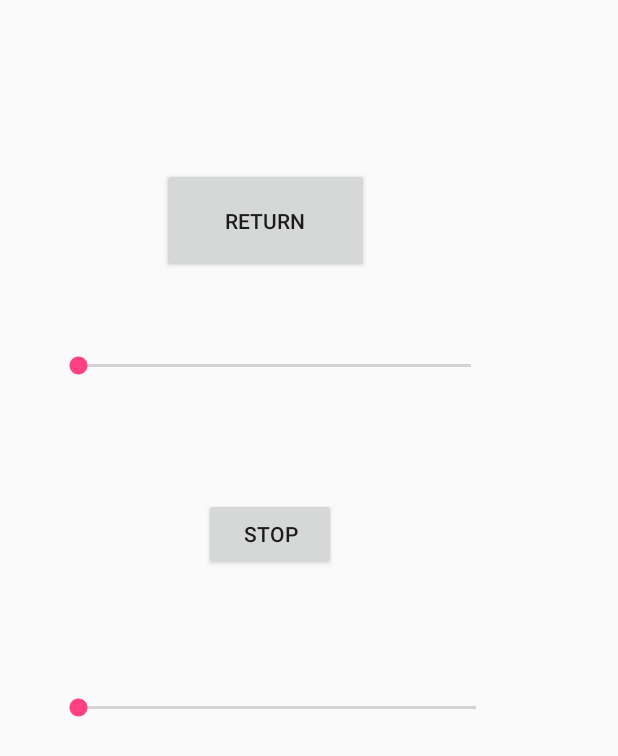
After one commit to qscweawerg/ToDoList_with_Database, an Android app: the MainActivity2 screen opened directly, with no data from a screen before it, on a phone screen of 412 x 824 dp. The commit adds this screen. Shown: the top 756 px of the screen. Run offline under Robolectric (Android 15) with nearby library versions, the phone set to English and light mode, and no system bars; 7 statements that could not run were skipped.

Commit message:
add mediaplayer

```diff
--- a/app/src/main/AndroidManifest.xml
+++ b/app/src/main/AndroidManifest.xml
@@ -16,6 +16,8 @@
                 <category android:name="android.intent.category.LAUNCHER" />
             </intent-filter>
         </activity>
+        <activity android:name=".MainActivity2"></activity>
+        <service android:name=".MyService" ></service>
     </application>
 
 </manifest>
--- /dev/null
+++ b/app/src/main/java/com/example/oaob/myapplication/MainActivity2.java
@@ -0,0 +1,186 @@
+package com.example.oaob.myapplication;
+
+import android.annotation.SuppressLint;
+import android.content.ComponentName;
+import android.content.Context;
+import android.content.Intent;
+import android.content.ServiceConnection;
+import android.os.Handler;
+import android.os.IBinder;
+import android.os.Message;
+import android.support.v7.app.AppCompatActivity;
+import android.os.Bundle;
+import android.view.View;
+import android.widget.Button;
+import android.widget.SeekBar;
+import android.widget.TextView;
+import android.widget.Toast;
+
+import java.util.Timer;
+import java.util.TimerTask;
+
+public class MainActivity2 extends AppCompatActivity
+{
+    TextView locate_time;
+    TextView end_time;
+    TextView title_name;
+    Button play_button;
+    Button return_button;
+    SeekBar time_bar;
+    SeekBar volume_bar;
+    int totaltime;
+    ServiceConnection mSc;
+    MyService myService;
+    Timer timer = new Timer(true);
+
+
+    @SuppressLint("SetTextI18n")
+    @Override
+    protected void onCreate(Bundle savedInstanceState)
+    {
+        super.onCreate(savedInstanceState);
+        setContentView(R.layout.activity_main2);
+
+        locate_time = (TextView)findViewById(R.id.locate_time);
+        end_time = (TextView)findViewById(R.id.end_time);
+        play_button = (Button)findViewById(R.id.play_button);
+        time_bar = (SeekBar)findViewById(R.id.time_bar);
+        volume_bar = (SeekBar)findViewById(R.id.volume_bar);
+        return_button = (Button)findViewById(R.id.button2);
+        title_name = (TextView)findViewById(R.id.textView);
+
+        mSc = new ServiceConnection()
+        {
+            @Override
+            public void onServiceConnected(ComponentName name, IBinder service) {
+                final MyService ss = ((MyService.LocalBinder) service).getService();
+                myService = ss;
+                if (!ss.mediaPlayer.isPlaying())
+                {
+                    play_button.setText("Play");
+                }
+                else
+                {
+                    play_button.setText("Stop");
+                }
+                totaltime = ss.mediaPlayer.getDuration();
+                time_bar.setMax(totaltime);
+                time_bar.setProgress(ss.mediaPlayer.getCurrentPosition());
+                title_name.setText(ss.title);
+                locate_time.setText(createTimeString(ss.mediaPlayer.getCurrentPosition()));
+                end_time.setText(createTimeString(totaltime - ss.mediaPlayer.getCurrentPosition()));
+
+                play_button.setOnClickListener(new View.OnClickListener() {
+                    @Override
+                    public void onClick(View view) {
+                        if (ss.mediaPlayer.isPlaying()) {
+                            ss.mediaPlayer.pause();
+                            play_button.setText("Play");
+                        } else {
+                            ss.mediaPlayer.start();
+                            play_button.setText("Stop");
+                        }
+                        System.out.println("play_button_clicked");
+                    }
+                });
+
+                time_bar.setOnSeekBarChangeListener(new SeekBar.OnSeekBarChangeListener() {
+                    @Override
+                    public void onProgressChanged(SeekBar seekBar, int locate, boolean b) {
+                        if (b) {
+                            ss.mediaPlayer.seekTo(locate);
+                            time_bar.setProgress(locate);
+                        }
+                    }
+
+                    @Override
+                    public void onStartTrackingTouch(SeekBar seekBar) {
+
+                    }
+
+                    @Override
+                    public void onStopTrackingTouch(SeekBar seekBar) {
+
+                    }
+                });
+
+                volume_bar.setOnSeekBarChangeListener(new SeekBar.OnSeekBarChangeListener() {
+                    @Override
+                    public void onProgressChanged(SeekBar seekBar, int locate, boolean b) {
+                        float volumeNum = locate / 100f;
+                        ss.mediaPlayer.setVolume(volumeNum, volumeNum);
+                    }
+
+                    @Override
+                    public void onStartTrackingTouch(SeekBar seekBar) {
+
+                    }
+
+                    @Override
+                    public void onStopTrackingTouch(SeekBar seekBar) {
+
+                    }
+                });
+            }
+
+            @Override
+            public void onServiceDisconnected(ComponentName componentName)
+            {
+               unbindService(mSc);
+            }
+        };
+
+        return_button.setOnClickListener(new View.OnClickListener()
+        {
+            @Override
+            public void onClick(View view)
+            {
+                Intent intent = new Intent();
+                intent.setClass(MainActivity2.this, MainActivity.class);
+                startActivity(intent);
+            }
+        });
+
+        Intent serviceIntent = new Intent(this, MyService.class);
+        this.bindService(serviceIntent, mSc, Context.BIND_AUTO_CREATE);
+
+        @SuppressLint("HandlerLeak") final Handler handler = new Handler()
+        {
+            @Override
+            public void handleMessage(Message msg)
+            {
+                super.handleMessage(msg);
+                int msgId = msg.what;
+                locate_time.setText(createTimeString(msgId));
+                end_time.setText(createTimeString(totaltime - msgId));
+            }
+        };
+
+        timer.schedule(new TimerTask() {
+            @Override
+            public void run() {
+                Message message = new Message();
+                message.what = myService.mediaPlayer.getCurrentPosition();
+                handler.sendMessage(message);
+            }
+        }, 1000, 1000/* 表示1000毫秒之後，每隔1000毫秒執行一次 */);
+    }
+
+    public String createTimeString(int time)
+    {
+        String s = "";
+        int min = time / 1000 / 60;
+        int sec = time / 1000 % 60;
+        s += min + ":";
+        s = sec < 10 ? s + "0" + sec : s + sec;
+        return s;
+    }
+
+
+    @Override
+    public void onDestroy()
+    {
+        timer.cancel();
+        super.onDestroy();
+    }
+}
--- /dev/null
+++ b/app/src/main/res/layout/activity_main2.xml
@@ -0,0 +1,84 @@
+<?xml version="1.0" encoding="utf-8"?>
+<android.support.constraint.ConstraintLayout
+    xmlns:android="http://schemas.android.com/apk/res/android"
+    xmlns:tools="http://schemas.android.com/tools"
+    xmlns:app="http://schemas.android.com/apk/res-auto"
+    android:layout_width="match_parent"
+    android:layout_height="match_parent"
+    tools:context=".MainActivity">
+
+
+    <TextView
+        android:id="@+id/locate_time"
+        android:layout_width="wrap_content"
+        android:layout_height="wrap_content"
+        android:layout_marginLeft="36dp"
+        android:layout_marginStart="36dp"
+        android:layout_marginTop="256dp"
+        app:layout_constraintStart_toStartOf="parent"
+        app:layout_constraintTop_toTopOf="parent" />
+
+    <SeekBar
+        android:id="@+id/time_bar"
+        android:layout_width="294dp"
+        android:layout_height="31dp"
+        android:layout_marginLeft="36dp"
+        android:layout_marginStart="36dp"
+        android:layout_marginTop="228dp"
+        app:layout_constraintStart_toStartOf="parent"
+        app:layout_constraintTop_toTopOf="parent" />
+
+    <TextView
+        android:id="@+id/end_time"
+        android:layout_width="wrap_content"
+        android:layout_height="wrap_content"
+        android:layout_marginLeft="292dp"
+        android:layout_marginStart="292dp"
+        android:layout_marginTop="256dp"
+        app:layout_constraintStart_toStartOf="parent"
+        app:layout_constraintTop_toTopOf="parent" />
+
+    <SeekBar
+        android:id="@+id/volume_bar"
+        android:layout_width="297dp"
+        android:layout_height="31dp"
+        android:layout_marginLeft="36dp"
+        android:layout_marginStart="36dp"
+        android:layout_marginTop="456dp"
+        app:layout_constraintStart_toStartOf="parent"
+        app:layout_constraintTop_toTopOf="parent" />
+
+    <Button
+        android:id="@+id/play_button"
+        android:layout_width="88dp"
+        android:layout_height="wrap_content"
+        android:layout_marginLeft="136dp"
+        android:layout_marginStart="136dp"
+        android:layout_marginTop="332dp"
+        app:layout_constraintStart_toStartOf="parent"
+        app:layout_constraintTop_toTopOf="parent"
+        tools:ignore="MissingConstraints" />
+
+    <Button
+        android:id="@+id/button2"
+        android:layout_width="138dp"
+        android:layout_height="70dp"
+        android:layout_marginLeft="108dp"
+        android:layout_marginStart="108dp"
+        android:layout_marginTop="112dp"
+        android:text="@string/Return"
+        app:layout_constraintStart_toStartOf="parent"
+        app:layout_constraintTop_toTopOf="parent" />
+
+    <TextView
+        android:id="@+id/textView"
+        android:layout_width="128dp"
+        android:layout_height="31dp"
+        android:layout_marginLeft="108dp"
+        android:layout_marginStart="108dp"
+        android:layout_marginTop="52dp"
+        android:textSize="20sp"
+        app:layout_constraintStart_toStartOf="parent"
+        app:layout_constraintTop_toTopOf="parent" />
+
+</android.support.constraint.ConstraintLayout>
--- a/app/src/main/res/values/strings.xml
+++ b/app/src/main/res/values/strings.xml
@@ -6,4 +6,6 @@
     <string name="enter">確定</string>
     <string name="add_task_button">新增項目</string>
     <string name="cancel">取消</string>
+    <string name="Return">Return</string>
+    <string name="page2">Page2</string>
 </resources>
```
Also changed, not shown: app/src/main/java/com/example/oaob/myapplication/Expense.java (deleted, +0 -17 lines), app/src/main/java/com/example/oaob/myapplication/ExpenseDao.java (deleted, +0 -23 lines), app/src/main/java/com/example/oaob/myapplication/ExpenseDatabase.java (deleted, +0 -9 lines), app/src/main/java/com/example/oaob/myapplication/MainActivity.java (+34 -16 lines), app/src/main/java/com/example/oaob/myapplication/Music.java (added, +23 -0 lines), app/src/main/java/com/example/oaob/myapplication/MusicDao.java (added, +23 -0 lines), app/src/main/java/com/example/oaob/myapplication/MusicDatabase.java (added, +9 -0 lines), app/src/main/java/com/example/oaob/myapplication/MyAdapter.java (+32 -10 lines), app/src/main/java/com/example/oaob/myapplication/MyService.java (added, +58 -0 lines), app/src/main/res/layout/activity_main.xml (+14 -2 lines), app/src/main/res/layout/item.xml (+5 -13 lines), 3 other files.
